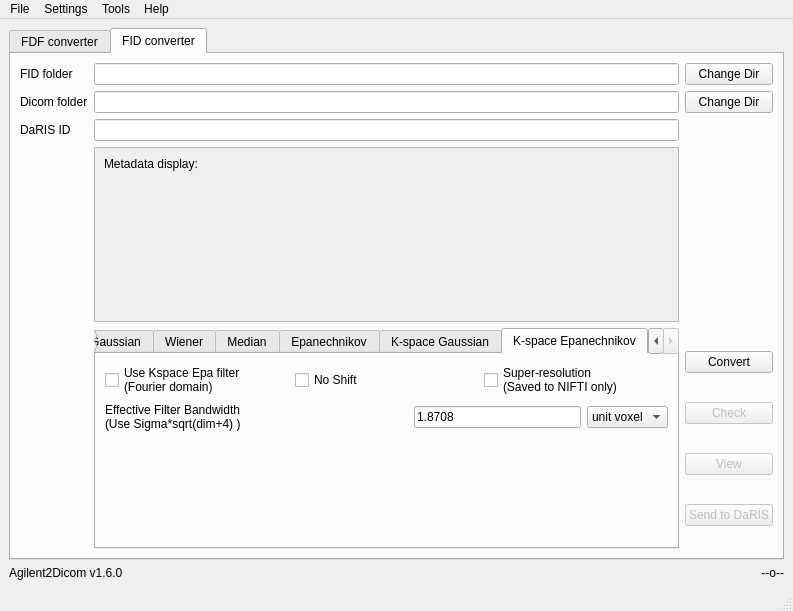
Above: Agilent2DicomQt.ui from maeager/Agilent2Dicom before the change. Below: the same form after it.
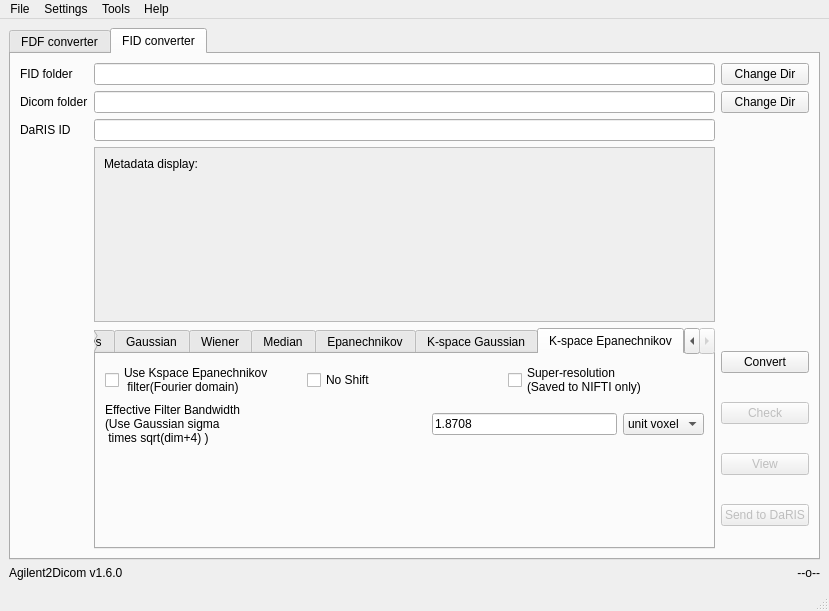
That is the form after the change. The open tabs and pages were chosen to show the change.

```diff
--- a/Agilent2DicomQt.ui
+++ b/Agilent2DicomQt.ui
@@ -6,7 +6,7 @@
    <rect>
     <x>0</x>
     <y>0</y>
-    <width>793</width>
+    <width>829</width>
     <height>611</height>
    </rect>
   </property>
@@ -1512,8 +1512,8 @@
                        <string>3D Epanechnikov filter in k-space (Fourier domain).   FFT of image filter used instead of calculated filter.</string>
                       </property>
                       <property name="text">
-                       <string>Use Kspace Epa filter
-(Fourier domain)</string>
+                       <string>Use Kspace Epanechnikov
+ filter(Fourier domain)</string>
                       </property>
                      </widget>
                     </item>
@@ -1551,7 +1551,8 @@
                      <widget class="QLabel" name="label_2">
                       <property name="text">
                        <string>Effective Filter Bandwidth
-(Use Sigma*sqrt(dim+4) )</string>
+(Use Gaussian sigma
+ times sqrt(dim+4) )</string>
                       </property>
                      </widget>
                     </item>
@@ -1641,7 +1642,7 @@
               <rect>
                <x>0</x>
                <y>0</y>
-               <width>556</width>
+               <width>592</width>
                <height>138</height>
               </rect>
              </property>
@@ -1709,7 +1710,7 @@
     <rect>
      <x>0</x>
      <y>0</y>
-     <width>793</width>
+     <width>829</width>
      <height>25</height>
     </rect>
    </property>
```
Left out of the diff: 224 changed lines with no effect on the pictures.
